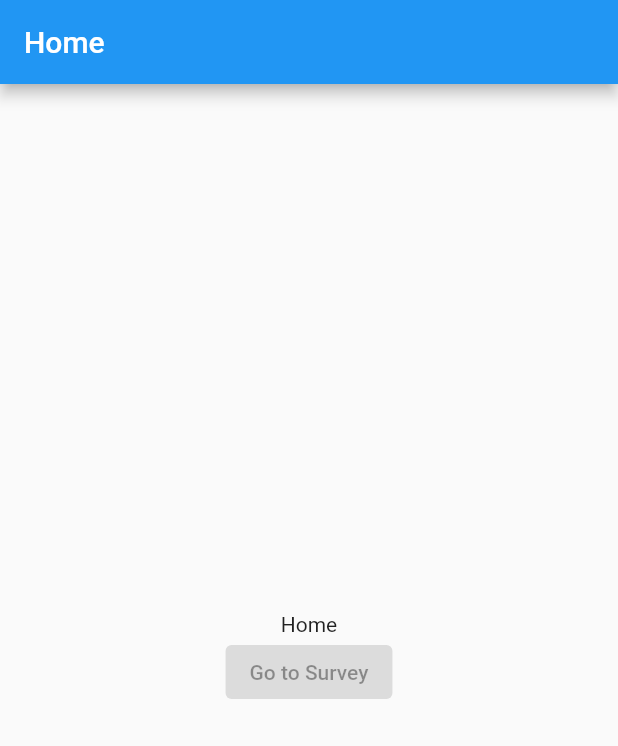
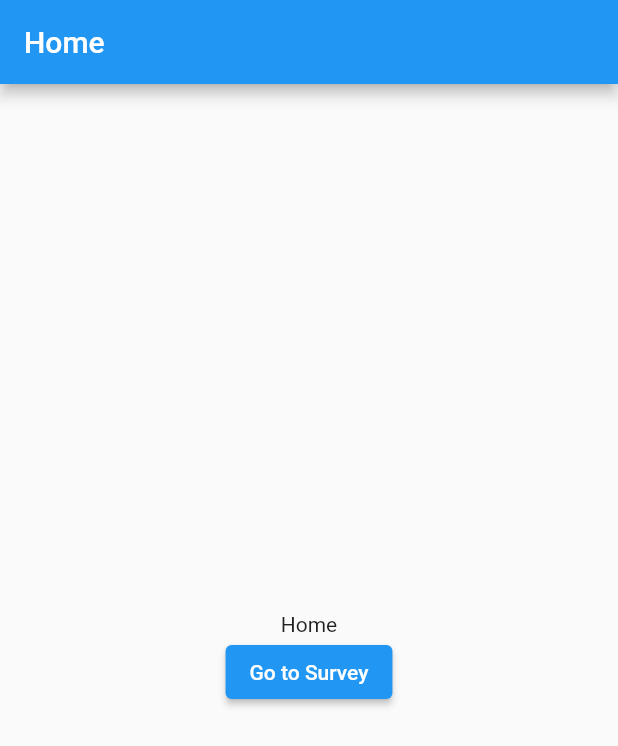
Before and after one commit to takumi-ya/survey_app, a Flutter app: the screen it shows after launch, on a phone screen of 412 x 824 dp. Shown: the top 746 px of the screen. Run offline on Flutter 3.47's test engine with Material 2 defaults, Android fonts, the phone set to English and light mode, and no system bars; our stand-ins replace firebase_auth, firebase_core, flutter_hooks, freezed_annotation, go_router, hooks_riverpod; accounts and stored records are empty; network calls fail.

```diff
--- a/lib/router.dart
+++ b/lib/router.dart
@@ -1,6 +1,7 @@
 import 'package:flutter/material.dart';
 import 'package:go_router/go_router.dart';
 import 'package:survey_app/view/home_screen.dart';
+import 'package:survey_app/view/survey_screen.dart';
 
 final router = GoRouter(
   initialLocation: '/',
@@ -8,6 +9,12 @@ final router = GoRouter(
     GoRoute(
       path: '/',
       builder: (context, state) => const HomeScreen(),
+      routes: [
+        GoRoute(
+          path: 'survey',
+          builder: (context, state) => const SurveyScreen(),
+        ),
+      ],
     ),
   ],
   errorPageBuilder: (context, state) => MaterialPage(
--- a/lib/view/home_screen.dart
+++ b/lib/view/home_screen.dart
@@ -1,4 +1,5 @@
 import 'package:flutter/material.dart';
+import 'package:go_router/go_router.dart';
 import 'package:hooks_riverpod/hooks_riverpod.dart';
 
 class HomeScreen extends HookConsumerWidget {
@@ -10,14 +11,14 @@ class HomeScreen extends HookConsumerWidget {
       appBar: AppBar(
         title: const Text('Home'),
       ),
-      body: const Center(
+      body: Center(
         child: Column(
           mainAxisAlignment: MainAxisAlignment.center,
           children: [
-            Text('Home'),
+            const Text('Home'),
             ElevatedButton(
-              onPressed: null,
-              child: Text('Go to Survey'),
+              onPressed: () => context.go('/survey'),
+              child: const Text('Go to Survey'),
             ),
           ],
         ),
```
